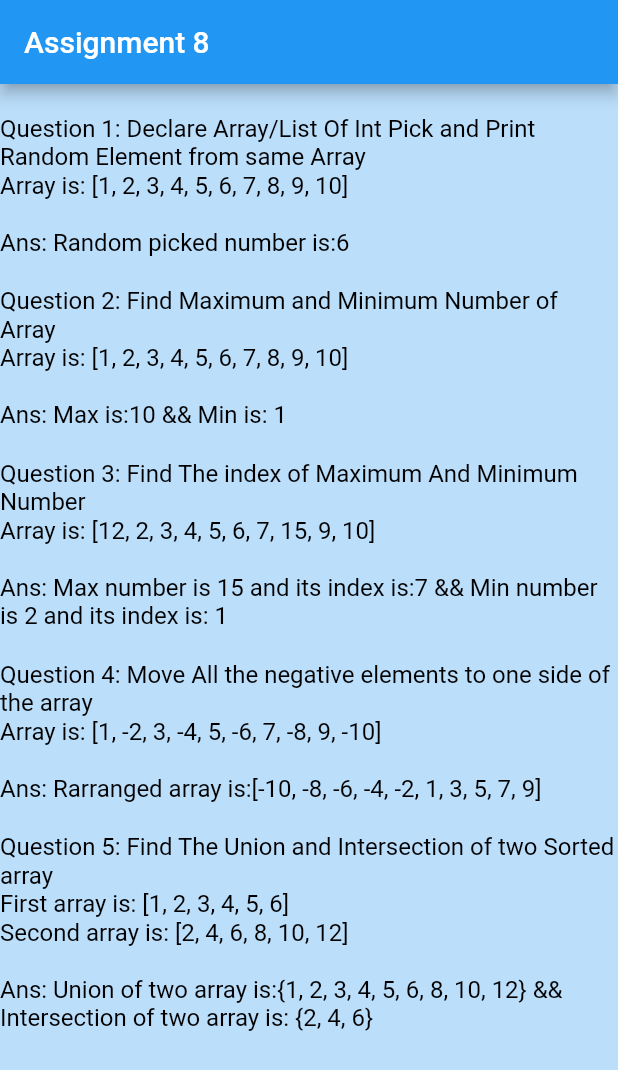
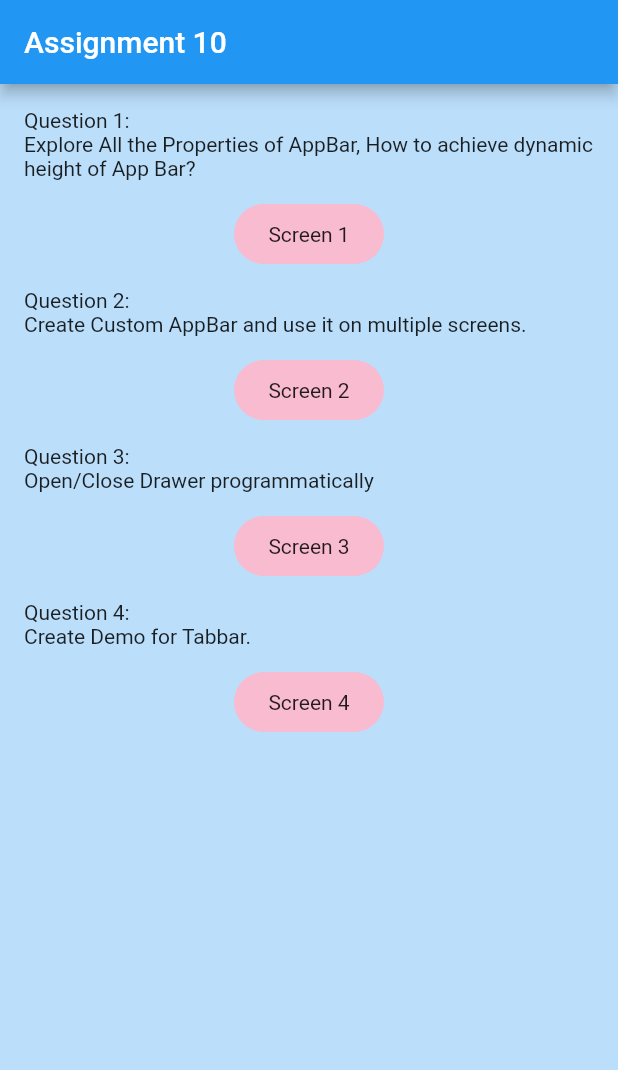
Before and after one commit to AnandSharma0821/ILDCFlutterDemo, a Flutter app: the screen it shows after launch, on a phone screen of 412 x 824 dp. Shown: the top 1070 px of the screen. Run offline on Flutter 3.47's test engine with Material 2 defaults, Android fonts, the phone set to English and light mode, and no system bars.

Commit message:
Assignment 10
Assignment 10

```diff
--- /dev/null
+++ b/SourceCode/flutterdemo/lib/Assignment10/Assignment10.dart
@@ -0,0 +1,151 @@
+import 'package:flutter/material.dart';
+import 'package:flutterdemo/Assignment10/Assignment10B.dart';
+import 'package:flutterdemo/Assignment10/Assignment10C.dart';
+import 'package:flutterdemo/Assignment10/Assignment10D.dart';
+
+import 'Assignment10A.dart';
+
+class Assignment10 extends StatefulWidget {
+  Assignment10({Key? key}) : super(key: key);
+
+  @override
+  _Assignment10State createState() => _Assignment10State();
+}
+
+class _Assignment10State extends State<Assignment10> {
+  @override
+  Widget build(BuildContext context) {
+    return Scaffold(
+      appBar: AppBar(
+        title: Text('Assignment 10'),
+      ),
+      body: Padding(
+        padding: const EdgeInsets.all(16.0),
+        child: Container(
+            child: ListView(
+          children: [
+            Text(
+                'Question 1:\nExplore All the Properties of AppBar, How to achieve dynamic height of App Bar?'),
+            // performQuestion1(context), // Question 1
+            SizedBox(height: 16),
+            InkWell(
+              borderRadius: BorderRadius.all(Radius.circular(10)),
+              onTap: () {
+                goToScreenOne(context);
+              },
+              child: Center(
+                  child: Container(
+                      width: 100,
+                      height: 40,
+                      decoration: BoxDecoration(
+                        borderRadius: BorderRadius.circular(20),
+                        color: Colors.pink[100],
+                      ),
+                      child: Center(child: Text('Screen 1')))),
+            ),
+
+            SizedBox(height: 16),
+            Text(
+                'Question 2:\nCreate Custom AppBar and use it on multiple screens.'),
+            // performQuestion1(context), // Question 1
+            SizedBox(height: 16),
+            InkWell(
+              borderRadius: BorderRadius.all(Radius.circular(10)),
+              onTap: () {
+                goToScreenTwo(context);
+              },
+              child: Center(
+                  child: Container(
+                      width: 100,
+                      height: 40,
+                      decoration:
+                      BoxDecoration(
+                        borderRadius: BorderRadius.circular(20),
+                        color: Colors.pink[100],
+                      ),
+                      child:
+                      Center(child: Text('Screen 2')))),
+            ),
+            SizedBox(height: 16),
+            Text(
+                'Question 3:\nOpen/Close Drawer programmatically'),
+            // performQuestion1(context), // Question 1
+            SizedBox(height: 16),
+            InkWell(
+              borderRadius: BorderRadius.all(Radius.circular(10)),
+              onTap: () {
+                goToScreenThree(context);
+              },
+              child: Center(
+                  child: Container(
+                      width: 100,
+                      height: 40,
+                      decoration:
+                      BoxDecoration(
+                        borderRadius: BorderRadius.circular(20),
+                        color: Colors.pink[100],
+                      ),
+                      child:
+                      Center(child: Text('Screen 3')))),
+            ),
+            SizedBox(height: 16),
+            Text(
+                'Question 4:\nCreate Demo for Tabbar.'),
+            // performQuestion1(context), // Question 1
+            SizedBox(height: 16),
+            InkWell(
+              borderRadius: BorderRadius.all(Radius.circular(10)),
+              onTap: () {
+                goToScreenFour(context);
+              },
+              child: Center(
+                  child: Container(
+                      width: 100,
+                      height: 40,
+                      decoration:
+                      BoxDecoration(
+                        borderRadius: BorderRadius.circular(20),
+                        color: Colors.pink[100],
+                      ),
+                      child:
+                      Center(child: Text('Screen 4')))),
+            ),
+          ],
+        )),
+      ),
+    );
+  }
+}
+
+class CustomAppBar extends AppBar {
+  CustomAppBar({Key? key, required Widget title})
+      : super(key: key, title: title);
+}
+
+void goToScreenOne(BuildContext context) {
+  Navigator.push(
+    context,
+    MaterialPageRoute(builder: (context) => Assignment10A()),
+  );
+}
+
+void goToScreenTwo(BuildContext context) {
+  Navigator.push(
+    context,
+    MaterialPageRoute(builder: (context) => Assignment10B()),
+  );
+}
+
+void goToScreenThree(BuildContext context) {
+  Navigator.push(
+    context,
+    MaterialPageRoute(builder: (context) => Assignment10C()),
+  );
+}
+
+void goToScreenFour(BuildContext context) {
+  Navigator.push(
+    context,
+    MaterialPageRoute(builder: (context) => Assignment10D()),
+  );
+}
--- a/SourceCode/flutterdemo/lib/main.dart
+++ b/SourceCode/flutterdemo/lib/main.dart
@@ -1,6 +1,7 @@
 import 'package:flutter/material.dart';
-import 'package:flutterdemo/Assignment8.dart';
-import 'package:flutterdemo/Assignment7.dart';
+import 'package:flutterdemo/Assignment10/Assignment10.dart';
+import 'package:flutterdemo/Assignment8/Assignment8.dart';
+import 'package:flutterdemo/Assignment7/Assignment7.dart';
 
 import 'Assignment9/Assignment9.dart';
 
@@ -27,7 +28,7 @@ class MyApp extends StatelessWidget {
         primarySwatch: Colors.blue,
         canvasColor: Colors.blue[100],
       ),
-      home: Assignment8(),
+      home: Assignment10(),
       debugShowCheckedModeBanner: false,
     );
   }
```
Also changed, not shown: SourceCode/flutterdemo/lib/Assignment10/Assignment10A.dart (added, +176 -0 lines), SourceCode/flutterdemo/lib/Assignment10/Assignment10B.dart (added, +22 -0 lines), SourceCode/flutterdemo/lib/Assignment10/Assignment10C.dart (added, +71 -0 lines), SourceCode/flutterdemo/lib/Assignment10/Assignment10D.dart (added, +29 -0 lines), SourceCode/flutterdemo/lib/Assignment9/Assignment9.dart (+0 -7 lines), SourceCode/flutterdemo/lib/Assignment7/Assignment7.dart (renamed from SourceCode/flutterdemo/lib/Assignment7.dart), SourceCode/flutterdemo/lib/Assignment8/Assignment8.dart (renamed from SourceCode/flutterdemo/lib/Assignment8.dart).
